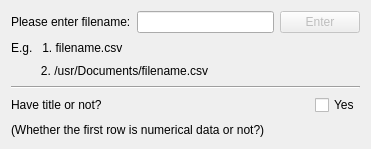
First picture: the form in dialog1.ui, repository Lydia0402/LinearRegression, before the edit.
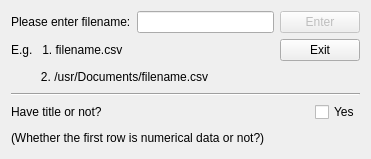
Second picture: the form after the edit.

Commit message: 7th commit, exit button, merge bug fix, unite coding style for the two windows.

```diff
--- a/dialog1.ui
+++ b/dialog1.ui
@@ -7,7 +7,7 @@
     <x>0</x>
     <y>0</y>
     <width>371</width>
-    <height>149</height>
+    <height>159</height>
    </rect>
   </property>
   <property name="windowTitle">
@@ -42,11 +42,35 @@
     </layout>
    </item>
    <item>
+    <layout class="QHBoxLayout" name="horizontalLayout_3">
+     <item>
     <widget class="QLabel" name="label_3">
      <property name="text">
       <string>E.g.   1. filename.csv </string>
      </property>
     </widget>
+     </item>
+     <item>
+      <spacer name="horizontalSpacer_2">
+       <property name="orientation">
+        <enum>Qt::Horizontal</enum>
+       </property>
+       <property name="sizeHint" stdset="0">
+        <size>
+         <width>68</width>
+         <height>20</height>
+        </size>
+       </property>
+      </spacer>
+     </item>
+     <item>
+      <widget class="QPushButton" name="exitButton">
+       <property name="text">
+        <string>Exit</string>
+       </property>
+      </widget>
+     </item>
+    </layout>
    </item>
    <item>
     <widget class="QLabel" name="label_4">
```
Lines whose indentation alone changed are shown as unchanged. The commit also changes 22 other files.
